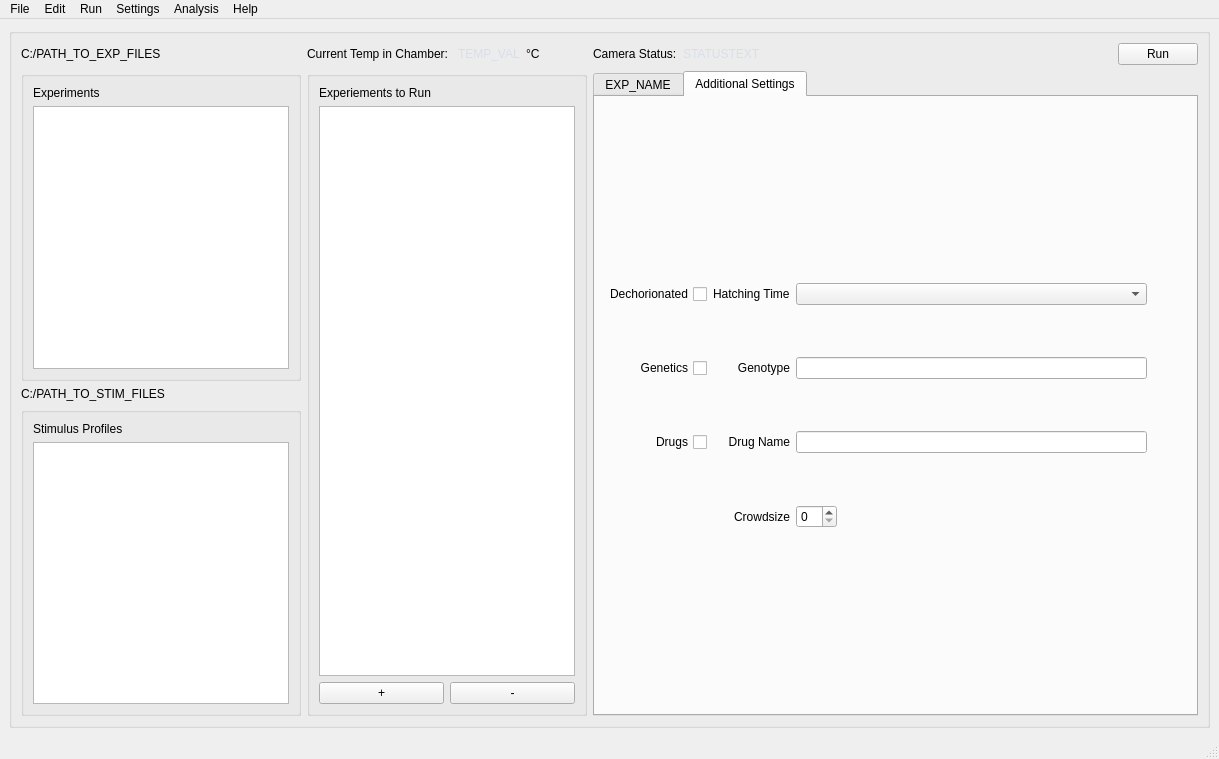
First picture: the form in src/UI/new_design.ui, repository simenfuglestad/CI-VTS, before the edit.
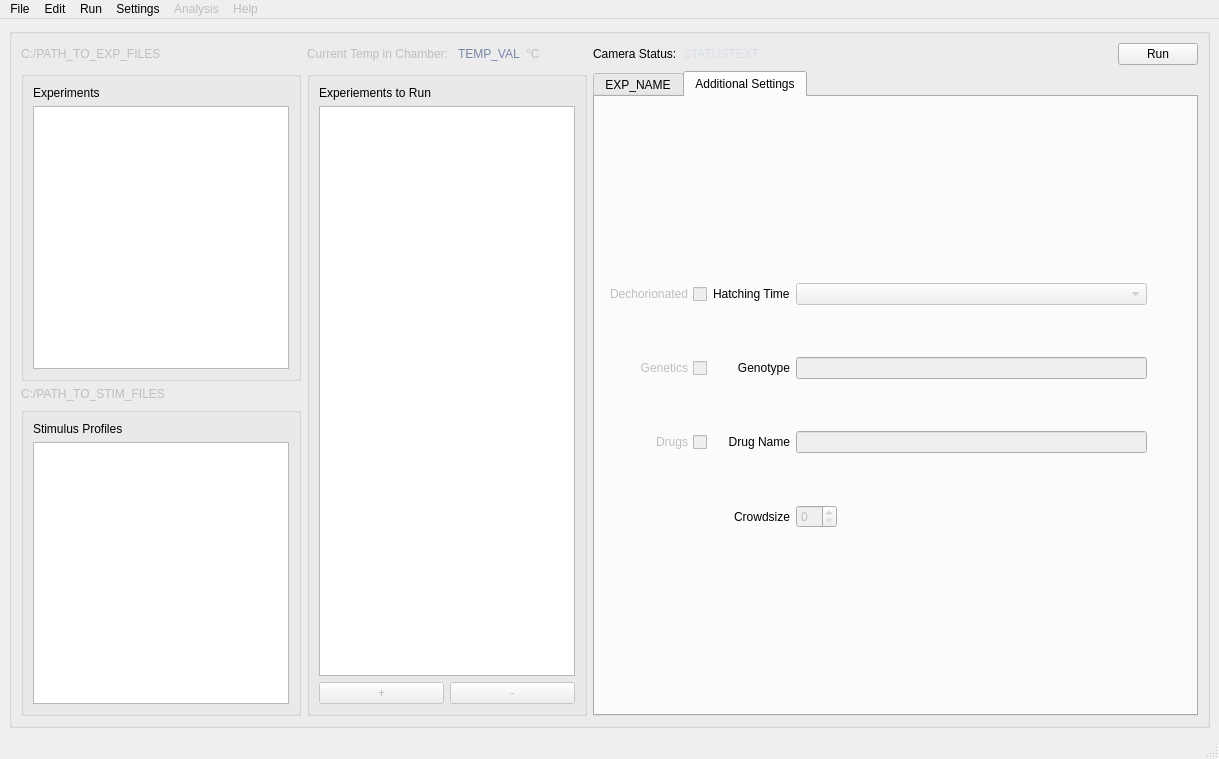
Second picture: the form after the edit. The open tabs and pages were chosen to show the change. Custom widgets are drawn as their Qt base class.

The edit to the form file:
```diff
--- a/src/UI/new_design.ui
+++ b/src/UI/new_design.ui
@@ -177,6 +177,9 @@
         <layout class="QHBoxLayout" name="horizontalLayout_5">
          <item>
           <widget class="QLabel" name="label_working_dir">
+           <property name="enabled">
+            <bool>false</bool>
+           </property>
            <property name="text">
             <string>C:/PATH_TO_EXP_FILES</string>
            </property>
@@ -188,6 +191,9 @@
         <layout class="QHBoxLayout" name="horizontalLayout_2">
          <item>
           <widget class="QLabel" name="label_2">
+           <property name="enabled">
+            <bool>false</bool>
+           </property>
            <property name="sizePolicy">
             <sizepolicy hsizetype="Fixed" vsizetype="Preferred">
              <horstretch>0</horstretch>
@@ -201,6 +207,9 @@
          </item>
          <item>
           <widget class="QLabel" name="label_temp_val">
+           <property name="enabled">
+            <bool>false</bool>
+           </property>
            <property name="sizePolicy">
             <sizepolicy hsizetype="Fixed" vsizetype="Preferred">
              <horstretch>0</horstretch>
@@ -791,6 +800,9 @@
          </item>
          <item>
           <widget class="QLabel" name="label_4">
+           <property name="enabled">
+            <bool>false</bool>
+           </property>
            <property name="text">
             <string>°C</string>
            </property>
@@ -859,6 +871,9 @@
           </item>
           <item row="3" column="1">
            <widget class="QPushButton" name="pushButton_6">
+            <property name="enabled">
+             <bool>false</bool>
+            </property>
             <property name="text">
              <string>-</string>
             </property>
@@ -866,6 +881,9 @@
           </item>
           <item row="3" column="0">
            <widget class="QPushButton" name="pushButton_5">
+            <property name="enabled">
+             <bool>false</bool>
+            </property>
             <property name="text">
              <string>+</string>
             </property>
@@ -982,6 +1000,9 @@
                 </item>
                 <item row="4" column="0">
                  <widget class="QCheckBox" name="checkbox_save_log">
+                  <property name="enabled">
+                   <bool>false</bool>
+                  </property>
                   <property name="layoutDirection">
                    <enum>Qt::RightToLeft</enum>
                   </property>
@@ -1037,6 +1058,9 @@
                 </item>
                 <item row="4" column="2">
                  <widget class="QPushButton" name="btn_set_logs_path">
+                  <property name="enabled">
+                   <bool>false</bool>
+                  </property>
                   <property name="text">
                    <string>Set Logs Path</string>
                   </property>
@@ -1053,6 +1077,9 @@
                  <layout class="QHBoxLayout" name="horizontalLayout_20">
                   <item>
                    <widget class="QCheckBox" name="checkbox_live_ir">
+                    <property name="enabled">
+                     <bool>false</bool>
+                    </property>
                     <property name="sizePolicy">
                      <sizepolicy hsizetype="Maximum" vsizetype="Fixed">
                       <horstretch>0</horstretch>
@@ -1672,6 +1699,9 @@
                 </item>
                 <item row="4" column="1">
                  <widget class="QLineEdit" name="line_edit_logs_path">
+                  <property name="enabled">
+                   <bool>false</bool>
+                  </property>
                   <property name="sizePolicy">
                    <sizepolicy hsizetype="Minimum" vsizetype="Fixed">
                     <horstretch>0</horstretch>
@@ -1712,6 +1742,9 @@
                 </item>
                 <item>
                  <widget class="QCheckBox" name="check_box_draw_mode">
+                  <property name="enabled">
+                   <bool>false</bool>
+                  </property>
                   <property name="text">
                    <string>Draw Mode</string>
                   </property>
@@ -2155,6 +2188,9 @@
              </item>
              <item row="6" column="3">
               <widget class="QSpinBox" name="spin_crowdsize">
+               <property name="enabled">
+                <bool>false</bool>
+               </property>
                <property name="sizePolicy">
                 <sizepolicy hsizetype="Maximum" vsizetype="Fixed">
                  <horstretch>0</horstretch>
@@ -2207,6 +2243,9 @@
              </item>
              <item row="4" column="1">
               <widget class="QCheckBox" name="checkbox_drugs">
+               <property name="enabled">
+                <bool>false</bool>
+               </property>
                <property name="layoutDirection">
                 <enum>Qt::RightToLeft</enum>
                </property>
@@ -2217,6 +2256,9 @@
              </item>
              <item row="4" column="3">
               <widget class="QLineEdit" name="line_edit_drug_name">
+               <property name="enabled">
+                <bool>false</bool>
+               </property>
                <property name="sizePolicy">
                 <sizepolicy hsizetype="Minimum" vsizetype="Fixed">
                  <horstretch>0</horstretch>
@@ -2227,6 +2269,9 @@
              </item>
              <item row="2" column="3">
               <widget class="QLineEdit" name="line_edit_geno_type">
+               <property name="enabled">
+                <bool>false</bool>
+               </property>
                <property name="sizePolicy">
                 <sizepolicy hsizetype="Minimum" vsizetype="Fixed">
                  <horstretch>0</horstretch>
@@ -2250,6 +2295,9 @@
              </item>
              <item row="2" column="1">
               <widget class="QCheckBox" name="checkbox_genetics">
+               <property name="enabled">
+                <bool>false</bool>
+               </property>
                <property name="layoutDirection">
                 <enum>Qt::RightToLeft</enum>
                </property>
@@ -2260,6 +2308,9 @@
              </item>
              <item row="0" column="3">
               <widget class="QComboBox" name="combo_hatching_time">
+               <property name="enabled">
+                <bool>false</bool>
+               </property>
                <property name="sizePolicy">
                 <sizepolicy hsizetype="Expanding" vsizetype="Maximum">
                  <horstretch>0</horstretch>
@@ -2283,6 +2334,9 @@
              </item>
              <item row="0" column="1">
               <widget class="QCheckBox" name="checkbox_dechorionated">
+               <property name="enabled">
+                <bool>false</bool>
+               </property>
                <property name="sizePolicy">
                 <sizepolicy hsizetype="Maximum" vsizetype="Maximum">
                  <horstretch>0</horstretch>
@@ -2324,6 +2378,9 @@
        </item>
        <item row="3" column="0">
         <widget class="QLabel" name="label_path_stim">
+         <property name="enabled">
+          <bool>false</bool>
+         </property>
          <property name="text">
           <string>C:/PATH_TO_STIM_FILES</string>
          </property>
@@ -2340,7 +2397,7 @@
      <x>0</x>
      <y>0</y>
      <width>1219</width>
-     <height>23</height>
+     <height>22</height>
     </rect>
    </property>
    <widget class="QMenu" name="menuFile">
@@ -2374,6 +2431,9 @@
     <addaction name="actionGeneral"/>
    </widget>
    <widget class="QMenu" name="menuHelp">
+    <property name="enabled">
+     <bool>false</bool>
+    </property>
     <property name="title">
      <string>Help</string>
     </property>
@@ -2386,6 +2446,9 @@
     <addaction name="actionAll_Experiments_2"/>
    </widget>
    <widget class="QMenu" name="menuAnalysis">
+    <property name="enabled">
+     <bool>false</bool>
+    </property>
     <property name="title">
      <string>Analysis</string>
     </property>
@@ -2432,6 +2495,9 @@
    </property>
   </action>
   <action name="actionGeneral">
+   <property name="enabled">
+    <bool>false</bool>
+   </property>
    <property name="text">
     <string>General</string>
    </property>
@@ -2481,6 +2547,11 @@
     <string>Stimulus Profile</string>
    </property>
   </action>
+  <action name="actionNew">
+   <property name="text">
+    <string>New</string>
+   </property>
+  </action>
  </widget>
  <customwidgets>
   <customwidget>
```
